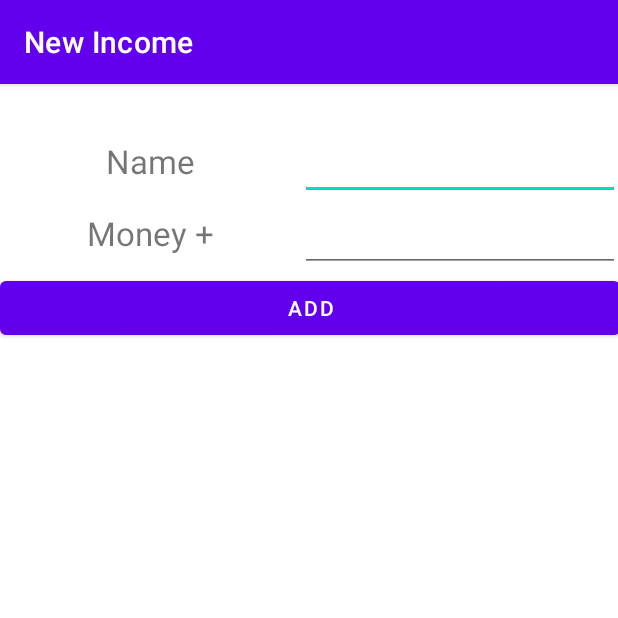
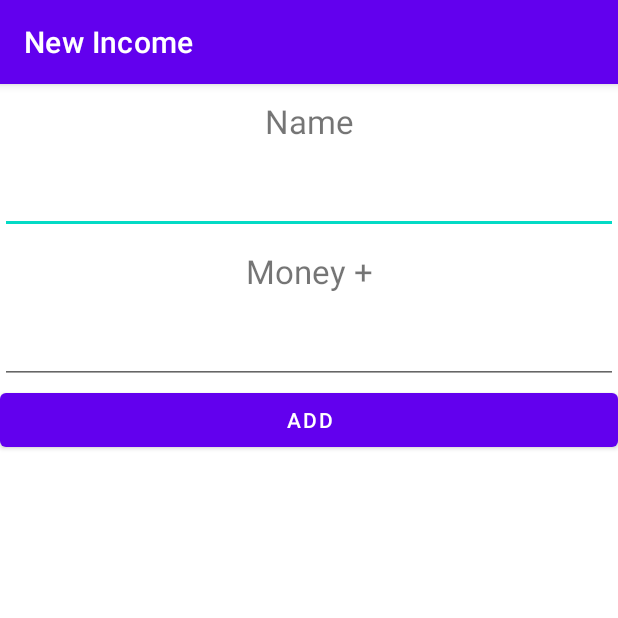
Before and after one commit to F1nn17/Android_PersonalBudgetV1.0, an Android app: the screen it shows after launch (NewIncome), after a tap on an icon or button, on a phone screen of 412 x 824 dp, the top half of it. Run offline under Robolectric (Android 15) with nearby library versions, the phone set to English and light mode, and no system bars; our stand-ins replace navigation-ui.

Commit message:
#Create settings and fix text alignment

```diff
--- a/app/src/main/java/com/shiromadev/personalbudget/MainActivity.java
+++ b/app/src/main/java/com/shiromadev/personalbudget/MainActivity.java
@@ -24,6 +24,7 @@ import com.shiromadev.personalbudget.tables.expense.Expense;
 import com.shiromadev.personalbudget.tables.income.Income;
 import com.shiromadev.personalbudget.ui.expense.NewExpense;
 import com.shiromadev.personalbudget.ui.income.NewIncome;
+import com.shiromadev.personalbudget.ui.settings.SettingActivity;
 
 import java.time.LocalDateTime;
 import java.util.*;
@@ -287,7 +288,7 @@ public class MainActivity extends AppCompatActivity {
     }
 
     public void SettingView(MenuItem item) {
-//        Intent intent = new Intent(this, SettingsActivity.class);
-//        startActivity(intent);
+        Intent intent = new Intent(this, SettingActivity.class);
+        startActivity(intent);
     }
 }
--- a/app/src/main/java/com/shiromadev/personalbudget/ui/expense/ExpenseFragment.java
+++ b/app/src/main/java/com/shiromadev/personalbudget/ui/expense/ExpenseFragment.java
@@ -25,7 +25,7 @@ public class ExpenseFragment extends Fragment {
 
     private TableLayout tableLayout;
 
-    private String flag = "E";
+    private final String flag = "E";
 
     public View onCreateView(@NonNull LayoutInflater inflater,
                              ViewGroup container, Bundle savedInstanceState) {
--- a/app/src/main/java/com/shiromadev/personalbudget/ui/income/IncomeFragment.java
+++ b/app/src/main/java/com/shiromadev/personalbudget/ui/income/IncomeFragment.java
@@ -23,7 +23,7 @@ public class IncomeFragment extends Fragment {
 
    private TableLayout tableLayout;
 
-    private String flag = "I";
+    private final String flag = "I";
 
     public View onCreateView(@NonNull LayoutInflater inflater, ViewGroup container, Bundle savedInstanceState) {
         incomes = MainActivity.getIncomes();
--- a/app/src/main/java/com/shiromadev/personalbudget/ui/income/NewIncome.java
+++ b/app/src/main/java/com/shiromadev/personalbudget/ui/income/NewIncome.java
@@ -14,7 +14,6 @@ import java.io.Serializable;
 import java.util.ArrayList;
 
 public class NewIncome extends AppCompatActivity {
-
     EditText nameEditText;
     EditText moneyEditText;
 
@@ -27,12 +26,10 @@ public class NewIncome extends AppCompatActivity {
     }
 
     public void AddIncome(View view){
-
         String inpName = nameEditText.getText().toString();
         String outName = inpName.substring(0, 1).toUpperCase() + inpName.substring(1);
         int money = Integer.parseInt(moneyEditText.getText().toString());
         Income income = new Income(outName,money);
-
         Intent data = new Intent();
         data.putExtra(MainActivity.NEW_INCOME, income);
         setResult(RESULT_OK, data);
--- a/app/src/main/res/layout/activity_new_income.xml
+++ b/app/src/main/res/layout/activity_new_income.xml
@@ -7,55 +7,46 @@
         android:layout_height="match_parent"
         tools:context=".ui.income.NewIncome">
 
-    <TableLayout android:layout_width="match_parent" android:layout_height="match_parent"
-                 app:layout_constraintStart_toStartOf="parent" app:layout_constraintEnd_toEndOf="parent"
-                 app:layout_constraintTop_toTopOf="parent" app:layout_constraintBottom_toBottomOf="parent"
-                 app:layout_constraintVertical_bias="0.0" app:layout_constraintHorizontal_bias="0.0">
-        <TableRow>
-            <TextView android:textSize="22sp"
-                      android:text=""
-                      android:layout_width="200dp"
-                      android:layout_height="wrap_content"
-                      android:textAlignment="center"/>
-        </TableRow>
-        <TableRow>
+    <LinearLayout
+            android:orientation="vertical"
+            android:layout_width="match_parent"
+            android:layout_height="match_parent" app:layout_constraintStart_toStartOf="parent"
+            app:layout_constraintTop_toTopOf="parent" app:layout_constraintEnd_toEndOf="parent"
+            app:layout_constraintBottom_toBottomOf="parent" app:layout_constraintHorizontal_bias="0.0"
+            app:layout_constraintVertical_bias="0.0">
         <TextView android:textSize="22sp"
                   android:text="@string/nameIncome"
-                      android:layout_width="200dp"
-                      android:layout_height="wrap_content"
-                      android:textAlignment="center"/>
+                  android:layout_width="match_parent"
+                  android:layout_height="50sp"
+                  android:textAlignment="center"
+                  android:paddingVertical="10sp"/>
         <EditText
                 android:layout_width="match_parent"
-                    android:layout_height="48dp"
+                android:layout_height="50sp"
                 android:inputType="text"
                 android:ems="10"
                 android:id="@+id/nameIncome"
                 android:textAlignment="center"
         />
-        </TableRow>
-        <TableRow>
         <TextView android:textSize="22sp"
                   android:text="@string/moneyIncome"
-                      android:layout_width="200dp"
-                      android:layout_height="wrap_content"
-                      android:textAlignment="center"/>
+                  android:layout_width="match_parent"
+                  android:layout_height="50sp"
+                  android:textAlignment="center"
+                  android:paddingVertical="10sp"/>
         <EditText
                 android:layout_width="match_parent"
-                    android:layout_height="48dp"
+                android:layout_height="50sp"
                 android:inputType="text"
                 android:text=""
                 android:ems="10"
                 android:id="@+id/moneyIncome"
                 android:textAlignment="center"
         />
-        </TableRow>
-        <TableRow>
         <Button android:text="@string/addIncome"
-                    android:layout_width="wrap_content"
+                android:layout_width="match_parent"
                 android:layout_height="wrap_content"
-                    android:layout_span="2"
                 android:onClick="AddIncome"
         />
-        </TableRow>
-    </TableLayout>
+    </LinearLayout>
 </androidx.constraintlayout.widget.ConstraintLayout>
--- a/app/src/main/res/layout/fragment_balance.xml
+++ b/app/src/main/res/layout/fragment_balance.xml
@@ -32,7 +32,7 @@
                         android:text="@string/table_balance_balance"
                         android:layout_width="205sp"
                         android:layout_height="match_parent"
-                        android:textAlignment="center"
+                        android:textAlignment="viewStart"
                 />
             </TableRow>
         </TableLayout>
--- a/app/src/main/res/values/strings.xml
+++ b/app/src/main/res/values/strings.xml
@@ -29,9 +29,11 @@
     <string name="nameIncome">Name</string>
     <string name="moneyExpense">Money -</string>
     <string name="productExpense">Product</string>
-    <string name="title_activity_settings">SettingsActivity</string>
+    <string name="title_activity_settings">Settings</string>
 
     <string name="et_name_product"> </string>
     <string name="et_money_product"> </string>
+    <string name="DataTables">Data Tables</string>
+    <string name="ButtonClearDataTables">Clear Data Tables</string>
 
 </resources>
```
Also changed, not shown: app/src/main/AndroidManifest.xml (+8 -4 lines), app/src/main/java/com/shiromadev/personalbudget/ui/balance/BalanceFragment.java (+3 -7 lines), app/src/main/java/com/shiromadev/personalbudget/ui/settings/SettingActivity.java (added, +14 -0 lines), app/src/main/res/layout/activity_new_expense.xml (+14 -25 lines), app/src/main/res/layout/activity_setting.xml (added, +32 -0 lines), 2 other files. Lines whose indentation alone changed are shown as unchanged.
